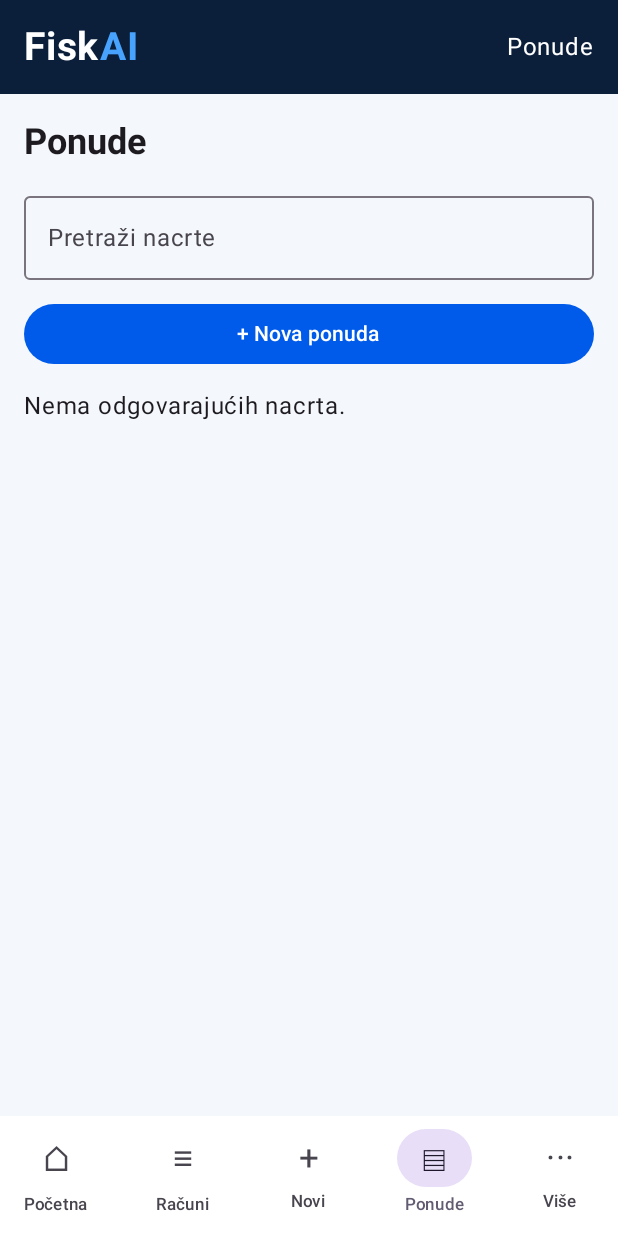
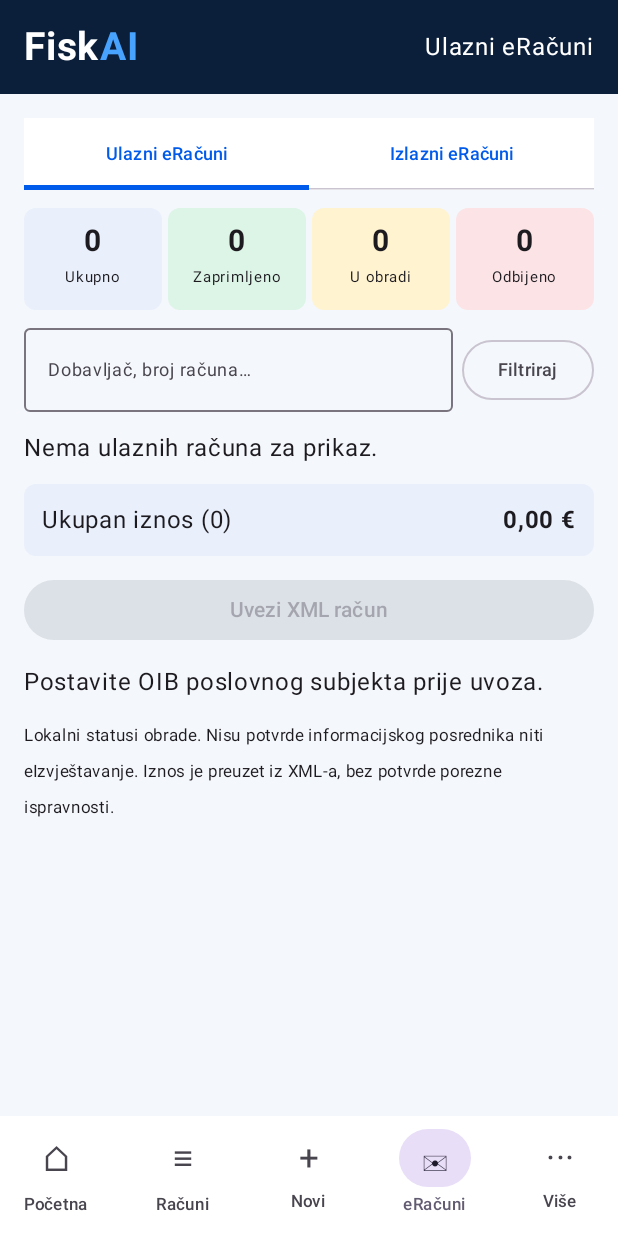
Before and after one commit to bren-wp/FiskAI, an Android app built with Jetpack Compose: the screen it shows after launch (MainActivity), item 4 of the bottom bar chosen, on a phone screen of 412 x 824 dp. Run offline under Robolectric (Android 15) with nearby library versions, the phone set to English and light mode, and no system bars.

Commit message:
Implement local encrypted incoming UBL invoice inbox and reference 07 navigation

```diff
--- /dev/null
+++ b/app/src/main/java/hr/brendigo/fiskai/IncomingInvoiceScreen.kt
@@ -0,0 +1,132 @@
+package hr.brendigo.fiskai
+
+import androidx.activity.compose.rememberLauncherForActivityResult
+import androidx.activity.result.contract.ActivityResultContracts
+import androidx.compose.foundation.background
+import androidx.compose.foundation.layout.*
+import androidx.compose.foundation.shape.RoundedCornerShape
+import androidx.compose.material3.*
+import androidx.compose.runtime.*
+import androidx.compose.ui.Alignment
+import androidx.compose.ui.Modifier
+import androidx.compose.ui.graphics.Color
+import androidx.compose.ui.platform.LocalContext
+import androidx.compose.ui.text.font.FontWeight
+import androidx.compose.ui.unit.dp
+import androidx.compose.ui.unit.sp
+import kotlinx.coroutines.Dispatchers
+import kotlinx.coroutines.launch
+import kotlinx.coroutines.withContext
+import java.math.BigDecimal
+
+@Composable
+internal fun IncomingInvoiceScreen(business:BusinessProfile,drafts:List<Draft>,openDraft:(Draft)->Unit,onBusy:(Boolean)->Unit) {
+    val context=LocalContext.current
+    val store=remember(context){IncomingInvoiceStore(context.applicationContext)}
+    val scope=rememberCoroutineScope()
+    var rows by remember{mutableStateOf(emptyList<IncomingInvoice>())}
+    var outgoing by remember{mutableStateOf(false)}
+    var query by remember{mutableStateOf("")}
+    var filter by remember{mutableStateOf<String?>(null)}
+    var filterOpen by remember{mutableStateOf(false)}
+    var selected by remember{mutableStateOf<IncomingInvoice?>(null)}
+    var busy by remember{mutableStateOf(true)}
+    var message by remember{mutableStateOf("")}
+    fun working(value:Boolean){busy=value;onBusy(value)}
+    val picker=rememberLauncherForActivityResult(ActivityResultContracts.OpenDocument()){uri->
+        if(uri==null){working(false);return@rememberLauncherForActivityResult}
+        scope.launch{
+            try{
+                val result=withContext(Dispatchers.IO){runCatching{
+                    val bytes=context.contentResolver.openInputStream(uri)?.use(IncomingUbl::read)?:error("Missing file")
+                    val added=store.import(bytes,business.oib)
+                    added to store.read()
+                }}
+                result.onSuccess{rows=it.second;message=if(it.first)"XML je lokalno uvezen." else "Račun je već uvezen."}
+                    .onFailure{message="Uvoz nije uspio. Provjerite XML, OIB primatelja, valutu i mogući duplikat."}
+            }finally{working(false)}
+        }
+    }
+    LaunchedEffect(store){working(true);try{
+        withContext(Dispatchers.IO){runCatching{store.read()}}.onSuccess{rows=it}.onFailure{message="Pohrana ulaznih računa nije dostupna."}
+    }finally{working(false)}}
+    val labels=mapOf("RECEIVED" to "Zaprimljeno","REVIEW" to "U obradi","REJECTED" to "Odbijeno")
+    val colors=mapOf("RECEIVED" to Color(0xFFDDF5E7),"REVIEW" to Color(0xFFFFF3D0),"REJECTED" to Color(0xFFFCE4E6))
+    TabRow(selectedTabIndex=if(outgoing)1 else 0){
+        Tab(selected=!outgoing,onClick={outgoing=false},text={Text("Ulazni eRačuni",fontSize=12.sp)})
+        Tab(selected=outgoing,onClick={outgoing=true},text={Text("Izlazni eRačuni",fontSize=12.sp)})
+    }
+    if(outgoing){
+        Text("Izlazni nacrti",fontWeight=FontWeight.Bold)
+        Text("Nisu poslani niti izdani eRačuni.",fontSize=12.sp)
+        val list=drafts.filter{it.kind=="Račun"}
+        if(list.isEmpty())Text("Nema nacrta.")
+        list.reversed().forEach{d->OutlinedCard(onClick={openDraft(d)},modifier=Modifier.fillMaxWidth()){
+            Row(Modifier.padding(12.dp),verticalAlignment=Alignment.CenterVertically){Text(d.customer,Modifier.weight(1f));Text(euro(d.total))}
+        }}
+    }else{
+        val own=rows.filter{it.buyerOib==business.oib}
+        Row(horizontalArrangement=Arrangement.spacedBy(4.dp)){
+            (listOf(null)+labels.keys).forEach{status->
+                Column(Modifier.weight(1f).background(colors[status]?:Color(0xFFE9EFFB),RoundedCornerShape(8.dp)).padding(vertical=10.dp),horizontalAlignment=Alignment.CenterHorizontally){
+                    Text((if(status==null)own.size else own.count{it.status==status}).toString(),fontSize=20.sp,fontWeight=FontWeight.Bold)
+                    Text(labels[status]?:"Ukupno",fontSize=10.sp,maxLines=1)
+                }
+            }
+        }
+        Row(verticalAlignment=Alignment.CenterVertically,horizontalArrangement=Arrangement.spacedBy(6.dp)){
+            OutlinedTextField(query,{query=it},placeholder={Text("Dobavljač, broj računa…",fontSize=12.sp)},singleLine=true,modifier=Modifier.weight(1f))
+            Box{
+                OutlinedButton(onClick={filterOpen=true}){Text("Filtriraj",fontSize=12.sp)}
+                DropdownMenu(expanded=filterOpen,onDismissRequest={filterOpen=false}){
+                    DropdownMenuItem(text={Text("Svi statusi")},onClick={filter=null;filterOpen=false})
+                    labels.forEach{(key,value)->DropdownMenuItem(text={Text(value)},onClick={filter=key;filterOpen=false})}
+                }
+            }
+        }
+        filter?.let{Text("Filtar: "+labels[it],fontSize=12.sp)}
+        val shown=own.filter{(filter==null||it.status==filter)&&listOf(it.supplier,it.number,it.supplierOib).any{v->v.contains(query.trim(),true)}}.sortedByDescending{it.date}
+        if(shown.isEmpty())Text("Nema ulaznih računa za prikaz.")
+        shown.forEach{r->
+            OutlinedCard(onClick={selected=r},modifier=Modifier.fillMaxWidth()){
+                Row(Modifier.padding(10.dp),verticalAlignment=Alignment.CenterVertically,horizontalArrangement=Arrangement.spacedBy(8.dp)){
+                    Box(Modifier.size(38.dp).background(Color(0xFFE5F0FF),RoundedCornerShape(8.dp)),contentAlignment=Alignment.Center){Text("▤",color=Color(0xFF005BEA),fontSize=22.sp)}
+                    Column(Modifier.weight(1f)){
+                        Text(r.supplier,fontWeight=FontWeight.Bold)
+                        Text("Račun: "+r.number,fontSize=11.sp)
+                        Text("Datum: "+r.date.split("-").reversed().joinToString(".")+".",fontSize=11.sp)
+                    }
+                    Column(horizontalAlignment=Alignment.End){
+                        Text(euro(r.amount),fontWeight=FontWeight.Bold)
+                        Text(labels.getValue(r.status),fontSize=10.sp,modifier=Modifier.background(colors.getValue(r.status),RoundedCornerShape(5.dp)).padding(4.dp))
+                    }
+                    Text("›",fontSize=22.sp)
+                }
+            }
+        }
+        Row(Modifier.fillMaxWidth().background(Color(0xFFE9EFFB),RoundedCornerShape(8.dp)).padding(12.dp),verticalAlignment=Alignment.CenterVertically){
+            Text("Ukupan iznos ("+shown.size+")",Modifier.weight(1f))
+            Text(euro(shown.fold(BigDecimal.ZERO){a,r->a+r.amount}),fontWeight=FontWeight.Bold)
+        }
+        Button(enabled=!busy&&validOib(business.oib),onClick={working(true);picker.launch(arrayOf("application/xml","text/xml","application/octet-stream"))},modifier=Modifier.fillMaxWidth()){Text("Uvezi XML račun")}
+        if(!validOib(business.oib))Text("Postavite OIB poslovnog subjekta prije uvoza.")
+        Text("Lokalni statusi obrade. Nisu potvrde informacijskog posrednika niti eIzvještavanje. Iznos je preuzet iz XML-a, bez potvrde porezne ispravnosti.",fontSize=11.sp)
+        if(busy)LinearProgressIndicator(Modifier.fillMaxWidth())
+        if(message.isNotEmpty())Text(message)
+    }
+    selected?.let{r->
+        AlertDialog(onDismissRequest={selected=null},title={Text(r.supplier)},text={
+            Column(verticalArrangement=Arrangement.spacedBy(8.dp)){
+                Text("OIB: "+r.supplierOib);Text("Račun: "+r.number);Text("Datum: "+r.date);Text(euro(r.amount))
+                Text("Lokalna obrada",fontWeight=FontWeight.Bold)
+                labels.forEach{(state,label)->OutlinedButton(enabled=!busy,onClick={
+                    working(true)
+                    scope.launch{try{
+                        val result=withContext(Dispatchers.IO){runCatching{store.review(r.key,state);store.read()}}
+                        result.onSuccess{rows=it;selected=null}.onFailure{message="Promjena statusa nije spremljena.";selected=null}
+                    }finally{working(false)}}
+                },modifier=Modifier.fillMaxWidth()){Text(label)}}
+            }
+        },confirmButton={TextButton(onClick={selected=null}){Text("Zatvori")}})
+    }
+}
--- a/app/src/main/java/hr/brendigo/fiskai/MainActivity.kt
+++ b/app/src/main/java/hr/brendigo/fiskai/MainActivity.kt
@@ -114,10 +114,10 @@ private fun FiskApp(store: DraftStore, directory: DirectoryStore, businessStore:
             Text("Fisk", color = Color.White, fontWeight = FontWeight.Bold, fontSize = 26.sp)
             Text("AI", color = Color(0xFF48A3FF), fontWeight = FontWeight.Bold, fontSize = 26.sp)
             if(BuildConfig.DEMO_MODE) Text(" DEMO",color=Color.White,fontWeight=FontWeight.Bold,fontSize=12.sp)
-            Spacer(Modifier.weight(1f)); Text(if(page == "Novi") "Novi dokument" else page, color = Color.White)
+            Spacer(Modifier.weight(1f)); Text(if(page == "Novi") "Novi dokument" else if(page == "eRačuni") "Ulazni eRačuni" else page, color = Color.White)
         } },
         bottomBar = { NavigationBar(containerColor = Color.White) {
-            listOf("Početna" to "⌂", "Računi" to "≡", "Novi" to "+", "Ponude" to "▤", "Više" to "···").forEach { (label, glyph) ->
+            listOf("Početna" to "⌂", "Računi" to "≡", "Novi" to "+", "eRačuni" to "✉", "Više" to "···").forEach { (label, glyph) ->
                 NavigationBarItem(selected = page == label, enabled = !backupBusy, onClick = { selected = null; error = ""; if(label == "Novi") create("Račun") else page = label }, icon = { Text(glyph, fontSize = 23.sp) }, label = { Text(label, fontSize = 11.sp) })
             }
         } }
@@ -173,6 +173,7 @@ private fun FiskApp(store: DraftStore, directory: DirectoryStore, businessStore:
                     if(filtered.isEmpty()) Text("Nema odgovarajućih nacrta.")
                     filtered.reversed().forEach { DraftRow(it) { selected = it } }
                 }
+                page == "eRačuni" -> IncomingInvoiceScreen(business,items,{selected=it},{backupBusy=it})
                 page == "Kupci" || page == "Dobavljači" -> ContactScreen(
                     supplier = page == "Dobavljači", contacts = contacts,
                     onSave = { next -> directory.saveContacts(next).also { if(it) contacts = next } }
@@ -196,10 +197,10 @@ private fun FiskApp(store: DraftStore, directory: DirectoryStore, businessStore:
                 }
                 else -> {
                     Text("Više", style = MaterialTheme.typography.headlineSmall, fontWeight = FontWeight.Bold)
-                    listOf("Kupci", "Dobavljači", "Proizvodi i usluge", "Poslovni subjekt", "Poslovni prostori", "Naplatni uređaji", "Operateri", "Certifikati", "Test fiskalizacije", "DEMO računi", "POS blagajna", "Skladište", "Platni kodovi", "Sigurnosna kopija").forEach { destination ->
+                    listOf("Ponude", "Kupci", "Dobavljači", "Proizvodi i usluge", "Poslovni subjekt", "Poslovni prostori", "Naplatni uređaji", "Operateri", "Certifikati", "Test fiskalizacije", "DEMO računi", "POS blagajna", "Skladište", "Platni kodovi", "Sigurnosna kopija").forEach { destination ->
                         OutlinedButton(onClick = { page = destination }, modifier = Modifier.fillMaxWidth()) { Text(destination) }
                     }
-                    Panel { Text("Lokalna pohrana"); Text("Lokalni zapisi zaštićeni su ključem ovog uređaja. Fiskalizacija i eRačuni još nisu dostupni.") }
+                    Panel { Text("Lokalna pohrana"); Text("Lokalni zapisi zaštićeni su ključem ovog uređaja. Fiskalno slanje i povezivanje s informacijskim posrednikom još nisu dostupni.") }
                     Panel { Text("FiskAI"); Text("Računi i ponude") }
                 }
             }
--- a/app/src/main/java/hr/brendigo/fiskai/SecureRecords.kt
+++ b/app/src/main/java/hr/brendigo/fiskai/SecureRecords.kt
@@ -32,7 +32,8 @@ internal class SecureRecords(
             BackupRecord("fiskai_directory","contacts","[]"),
             BackupRecord("fiskai_directory","products","[]"),
             BackupRecord("fiskai_business","profile","{}"),
-            BackupRecord("fiskai_fiscal_setup","settings","{}")
+            BackupRecord("fiskai_fiscal_setup","settings","{}"),
+            BackupRecord("fiskai_incoming","invoices","[]")
         )
 
         internal fun exportWorkspace(context:Context,database:RecordDatabase=RecordDatabase.shared(context)):String = synchronized(lock) {
@@ -65,6 +66,8 @@ internal class SecureRecords(
             val ledger=LedgerBackup(context,database)
             val journals=if(version>=2)root.getJSONObject("journals").also(ledger::validate) else null
             val payload=root.getJSONObject("records")
+            // Earlier backups lack the incoming-invoice collection.
+            if(!payload.has("fiskai_incoming/invoices"))payload.put("fiskai_incoming/invoices",org.json.JSONArray())
             require(payload.keys().asSequence().toSet()==backupRecords.map { it.id }.toSet())
             val incoming=backupRecords.map { item ->
                 val value=payload.get(item.id)
--- a/app/src/main/java/hr/brendigo/fiskai/WorkspaceValidation.kt
+++ b/app/src/main/java/hr/brendigo/fiskai/WorkspaceValidation.kt
@@ -4,6 +4,9 @@ import org.json.JSONObject
 
 internal object WorkspaceValidation {
     fun validate(records:JSONObject) {
+        val incoming=records.getJSONArray("fiskai_incoming/invoices")
+        require(incoming.toString().toByteArray(Charsets.UTF_8).size<=IncomingInvoiceStore.MAX_STORE)
+        IncomingInvoiceStore.decode(incoming)
         val drafts=DraftStore.decode(records.getJSONArray("fiskai_drafts/drafts"))
         val contacts=DirectoryStore.decodeContacts(records.getJSONArray("fiskai_directory/contacts"))
         val products=DirectoryStore.decodeProducts(records.getJSONArray("fiskai_directory/products"))
```
Also changed, not shown: app/src/main/java/hr/brendigo/fiskai/IncomingInvoiceStore.kt (added, +140 -0 lines), 3 other files.
